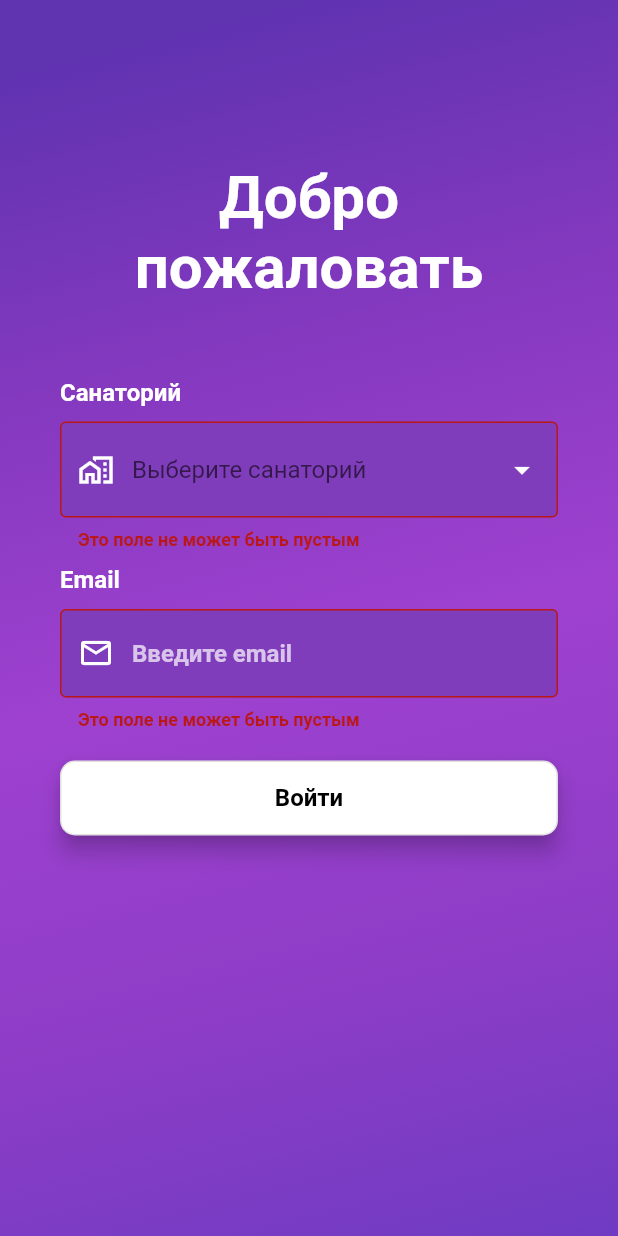
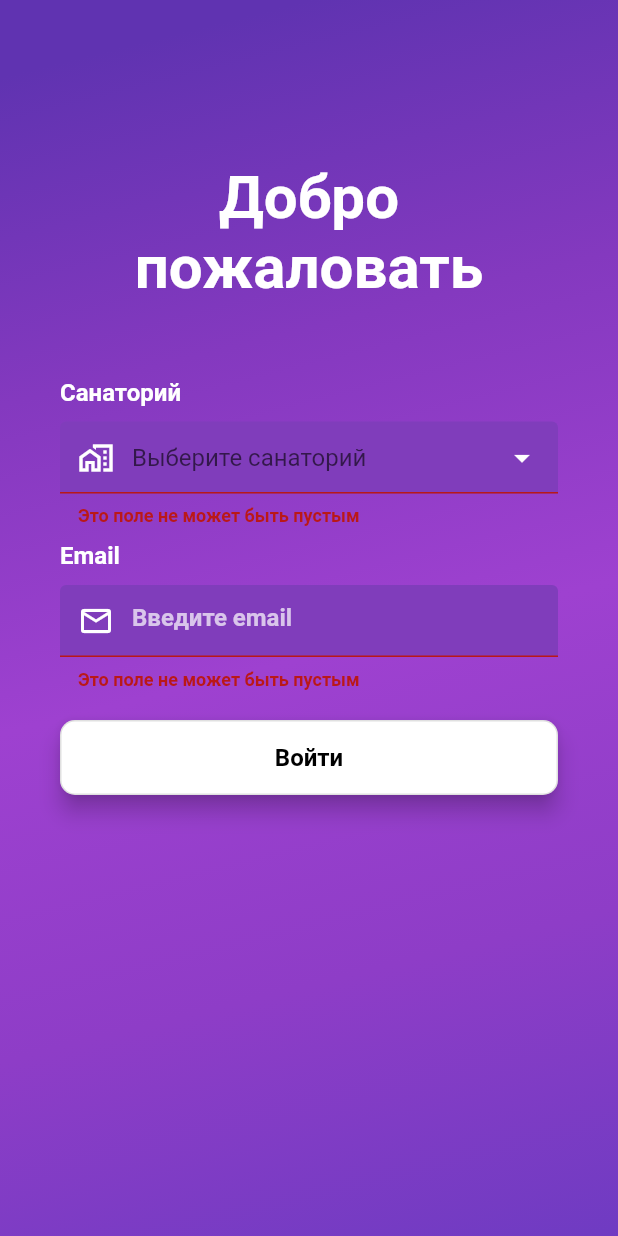
Before and after one commit to vivatNikolay/untitled, a Flutter app: the screen it shows after launch, after a tap on "Войти", on a phone screen of 412 x 824 dp. Run offline on Flutter 3.47's test engine with Material 2 defaults, Android fonts, the light colour scheme and no system bars; our stand-ins replace fluttertoast, hive, hive_flutter, table_calendar; accounts and stored records are empty; Roboto replaces fonts that are missing (PT-Sans, PTSans).

Commit message:
login page changes

```diff
--- a/lib/src/pages/login.dart
+++ b/lib/src/pages/login.dart
@@ -66,6 +66,7 @@ class _LoginScreenState extends State<LoginScreen> {
                   ),
                   _buildDropDownField(
                     hintText: 'Выберите санаторий',
+                    prefixedIcon: const Icon(Icons.home_work_outlined, color: Colors.white),
                   ),
                   const SizedBox(
                     height: 10,
@@ -109,6 +110,7 @@ class _LoginScreenState extends State<LoginScreen> {
   }
 
   Widget _buildDropDownField({
+    Widget? prefixedIcon,
     required String hintText,
   }) {
     return Material(
@@ -120,7 +122,7 @@ class _LoginScreenState extends State<LoginScreen> {
               code,
           DropdownMenuItem<String>(
             child: Text(
-                "    $name",
+                name,
                 style: const TextStyle(color: Colors.white),
             ),
             value: code,
@@ -133,7 +135,7 @@ class _LoginScreenState extends State<LoginScreen> {
         decoration: InputDecoration(
           filled: true,
           fillColor: const Color(0xFF803DBB),
-          prefixIcon: const Icon(Icons.home_work_outlined, color: Colors.white),
+          prefixIcon: prefixedIcon,
           hintText: hintText,
           hintStyle: const TextStyle(
             color: Colors.white70,
@@ -141,7 +143,7 @@ class _LoginScreenState extends State<LoginScreen> {
             fontFamily: 'PTSans',
           ),
           errorText: _dropDownFieldEmpty ? 'Это поле не может быть пустым' : null,
-          errorBorder: const OutlineInputBorder(
+          errorBorder: const UnderlineInputBorder(
             borderSide: BorderSide(color: Color(0xFFBA1818), width: 1),
           ),
           errorStyle: const TextStyle(
@@ -183,7 +185,7 @@ class _LoginScreenState extends State<LoginScreen> {
             fontFamily: 'PTSans',
           ),
           errorText: _textFieldEmpty ? 'Это поле не может быть пустым' : null,
-          errorBorder: const OutlineInputBorder(
+          errorBorder: const UnderlineInputBorder(
             borderSide: BorderSide(color: Color(0xFFBA1818), width: 1),
           ),
           errorStyle: const TextStyle(
```
